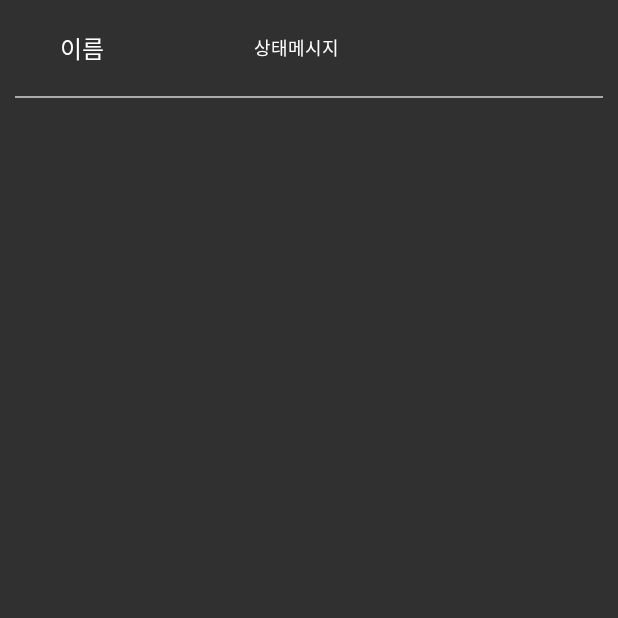
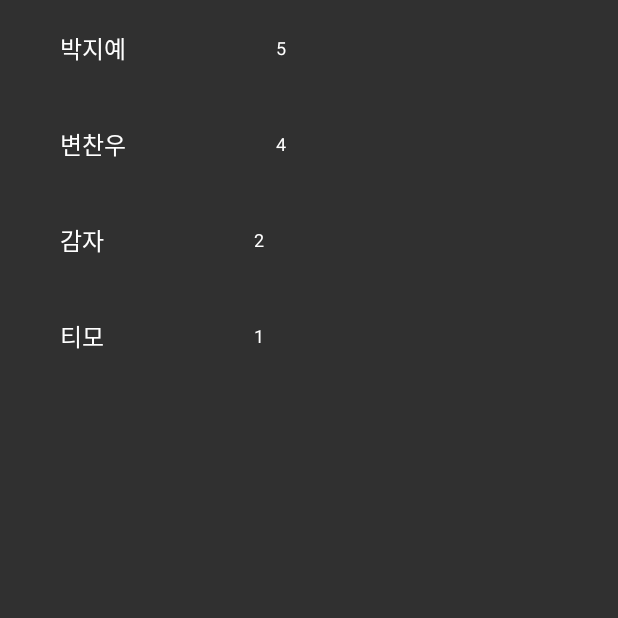
Before and after one commit to School-Java-Project/Snake, an Android app: the RankingActivity screen opened directly, with no data from a screen before it, on a phone screen of 412 x 824 dp, the top half of it. Run offline under Robolectric (Android 15) with nearby library versions, the phone set to English and light mode, and no system bars.

Commit message:
랭킹 FE

```diff
--- a/app/src/main/java/com/example/snake/PartSnake.java
+++ b/app/src/main/java/com/example/snake/PartSnake.java
@@ -3,7 +3,7 @@ package com.example.snake;
 import android.graphics.Bitmap;
 import android.graphics.Rect;
 
-public class PartSnake {
+public class    PartSnake {
     private Bitmap bm;
     private int x, y;
     private Rect rBody, rTop, rBottom, rRight, rLeft;
--- a/app/src/main/res/layout/activity_ranking.xml
+++ b/app/src/main/res/layout/activity_ranking.xml
@@ -17,7 +17,7 @@
             android:layout_width="wrap_content"
             android:layout_height="wrap_content"
             android:layout_marginLeft="20dp"
-            android:text="이름"
+            android:text="박지예"
             android:textSize="16sp"
             android:textColor="#ffffff"/>
 
@@ -27,22 +27,91 @@
             android:layout_width="wrap_content"
             android:layout_height="wrap_content"
             android:layout_marginLeft="100dp"
-            android:text="상태메시지"
+            android:text="5"
             android:textSize="12sp"
             android:textColor="#ffffff"
             android:maxLines="1"/>
 
+    </LinearLayout><LinearLayout
+        android:layout_width="match_parent"
+        android:layout_height="wrap_content"
+        android:gravity="center_vertical"
+        android:padding="20dp">
+        <!--이름-->
+        <TextView
+            android:id="@+id/name"
+            android:layout_width="wrap_content"
+            android:layout_height="wrap_content"
+            android:layout_marginLeft="20dp"
+            android:text="변찬우"
+            android:textSize="16sp"
+            android:textColor="#ffffff"/>
+
+        <!--상태 메시지-->
+        <TextView
+            android:id="@+id/score"
+            android:layout_width="wrap_content"
+            android:layout_height="wrap_content"
+            android:layout_marginLeft="100dp"
+            android:text="4"
+            android:textSize="12sp"
+            android:textColor="#ffffff"
+            android:maxLines="1"/>
+
+    </LinearLayout><LinearLayout
+        android:layout_width="match_parent"
+        android:layout_height="wrap_content"
+        android:gravity="center_vertical"
+        android:padding="20dp">
+        <!--이름-->
+        <TextView
+            android:id="@+id/name"
+            android:layout_width="wrap_content"
+            android:layout_height="wrap_content"
+            android:layout_marginLeft="20dp"
+            android:text="감자"
+            android:textSize="16sp"
+            android:textColor="#ffffff"/>
+
+        <!--상태 메시지-->
+        <TextView
+            android:id="@+id/score"
+            android:layout_width="wrap_content"
+            android:layout_height="wrap_content"
+            android:layout_marginLeft="100dp"
+            android:text="2"
+            android:textSize="12sp"
+            android:textColor="#ffffff"
+            android:maxLines="1"/>
+
+    </LinearLayout><LinearLayout
+        android:layout_width="match_parent"
+        android:layout_height="wrap_content"
+        android:gravity="center_vertical"
+        android:padding="20dp">
+        <!--이름-->
+        <TextView
+            android:id="@+id/name"
+            android:layout_width="wrap_content"
+            android:layout_height="wrap_content"
+            android:layout_marginLeft="20dp"
+            android:text="티모"
+            android:textSize="16sp"
+            android:textColor="#ffffff"/>
+
+        <!--상태 메시지-->
+    <TextView
+        android:id="@+id/score"
+        android:layout_width="wrap_content"
+        android:layout_height="wrap_content"
+        android:layout_marginLeft="100dp"
+        android:maxLines="1"
+        android:text="1"
+        android:textColor="#ffffff"
+        android:textSize="12sp" />
+
     </LinearLayout>
 
     <!--구분선-->
-    <View
-        android:layout_width="match_parent"
-        android:layout_height="1dp"
-        android:layout_marginHorizontal="10dp"
-        android:background="#aaa"/>
 
-    <androidx.recyclerview.widget.RecyclerView
-        android:id="@+id/recyclerView"
-        android:layout_width="match_parent"
-        android:layout_height="wrap_content"/>
 </LinearLayout>
```
